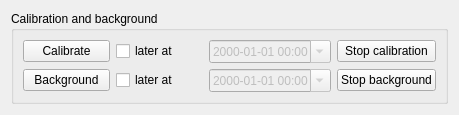
This is ui/c_and_b.ui in anstoradonlab/radon-monitor-gui as Qt 5 draws it before an edit. The edited form follows.
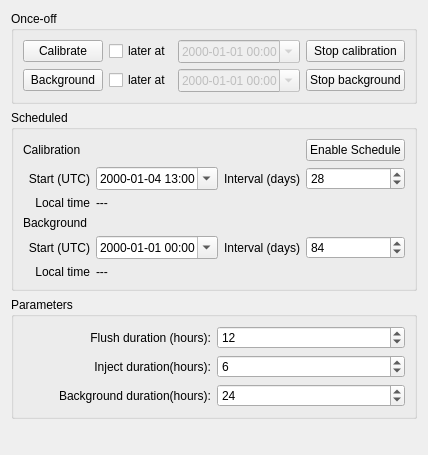
This is the edited form.

Commit message: Add calibration/background schedule

```diff
--- a/ui/c_and_b.ui
+++ b/ui/c_and_b.ui
@@ -6,8 +6,8 @@
    <rect>
     <x>0</x>
     <y>0</y>
-    <width>459</width>
-    <height>114</height>
+    <width>392</width>
+    <height>455</height>
    </rect>
   </property>
   <property name="windowTitle">
@@ -15,35 +15,203 @@
   </property>
   <layout class="QVBoxLayout" name="verticalLayout">
    <item>
-    <widget class="QGroupBox" name="groupBox">
+    <layout class="QVBoxLayout" name="verticalLayout_3">
+     <item>
+      <widget class="QGroupBox" name="groupBox">
+       <property name="title">
+        <string>Once-off</string>
+       </property>
+       <layout class="QGridLayout" name="gridLayout_2">
+        <item row="0" column="1">
+         <widget class="QCheckBox" name="calCheckBox">
+          <property name="text">
+           <string>later at</string>
+          </property>
+         </widget>
+        </item>
+        <item row="0" column="0">
+         <widget class="QPushButton" name="calibrateButton">
+          <property name="text">
+           <string>Calibrate</string>
+          </property>
+         </widget>
+        </item>
+        <item row="1" column="3">
+         <widget class="QPushButton" name="stopBgPushButton">
+          <property name="text">
+           <string>Stop background</string>
+          </property>
+         </widget>
+        </item>
+        <item row="0" column="2">
+         <widget class="QDateTimeEdit" name="calDateTimeEdit">
+          <property name="enabled">
+           <bool>false</bool>
+          </property>
+          <property name="displayFormat">
+           <string>yyyy-MM-dd hh:mm</string>
+          </property>
+          <property name="calendarPopup">
+           <bool>true</bool>
+          </property>
+         </widget>
+        </item>
+        <item row="1" column="1">
+         <widget class="QCheckBox" name="bgCheckBox">
+          <property name="text">
+           <string>later at</string>
+          </property>
+         </widget>
+        </item>
+        <item row="0" column="3">
+         <widget class="QPushButton" name="stopCalPushButton">
+          <property name="text">
+           <string>Stop calibration</string>
+          </property>
+         </widget>
+        </item>
+        <item row="1" column="0">
+         <widget class="QPushButton" name="backgroundButton">
+          <property name="text">
+           <string>Background</string>
+          </property>
+         </widget>
+        </item>
+        <item row="1" column="2">
+         <widget class="QDateTimeEdit" name="bgDateTimeEdit">
+          <property name="enabled">
+           <bool>false</bool>
+          </property>
+          <property name="displayFormat">
+           <string>yyyy-MM-dd hh:mm</string>
+          </property>
+          <property name="calendarPopup">
+           <bool>true</bool>
+          </property>
+         </widget>
+        </item>
+       </layout>
+      </widget>
+     </item>
+    </layout>
+   </item>
+   <item>
+    <widget class="QGroupBox" name="groupBox_2">
      <property name="title">
-      <string>Calibration and background</string>
+      <string>Scheduled</string>
      </property>
-     <layout class="QGridLayout" name="gridLayout_2">
+     <layout class="QGridLayout" name="gridLayout_3">
+      <item row="2" column="1">
+       <widget class="QLabel" name="calLocalTimeLabel">
+        <property name="text">
+         <string>---</string>
+        </property>
+       </widget>
+      </item>
+      <item row="4" column="2">
+       <widget class="QLabel" name="label_9">
+        <property name="text">
+         <string>Interval (days)</string>
+        </property>
+        <property name="alignment">
+         <set>Qt::AlignRight|Qt::AlignTrailing|Qt::AlignVCenter</set>
+        </property>
+       </widget>
+      </item>
+      <item row="4" column="0">
+       <widget class="QLabel" name="label_8">
+        <property name="text">
+         <string>Start (UTC)</string>
+        </property>
+        <property name="alignment">
+         <set>Qt::AlignRight|Qt::AlignTrailing|Qt::AlignVCenter</set>
+        </property>
+       </widget>
+      </item>
+      <item row="1" column="0">
+       <widget class="QLabel" name="label_4">
+        <property name="text">
+         <string>Start (UTC)</string>
+        </property>
+        <property name="alignment">
+         <set>Qt::AlignRight|Qt::AlignTrailing|Qt::AlignVCenter</set>
+        </property>
+       </widget>
+      </item>
+      <item row="1" column="1">
+       <widget class="QDateTimeEdit" name="firstScheduledCalibrationDateTimeEdit">
+        <property name="enabled">
+         <bool>true</bool>
+        </property>
+        <property name="dateTime">
+         <datetime>
+          <hour>13</hour>
+          <minute>0</minute>
+          <second>0</second>
+          <year>2000</year>
+          <month>1</month>
+          <day>4</day>
+         </datetime>
+        </property>
+        <property name="displayFormat">
+         <string>yyyy-MM-dd hh:mm</string>
+        </property>
+        <property name="calendarPopup">
+         <bool>true</bool>
+        </property>
+        <property name="timeSpec">
+         <enum>Qt::UTC</enum>
+        </property>
+       </widget>
+      </item>
+      <item row="5" column="1">
+       <widget class="QLabel" name="bgLocalTimeLabel">
+        <property name="text">
+         <string>---</string>
+        </property>
+       </widget>
+      </item>
+      <item row="0" column="0">
+       <widget class="QLabel" name="label_6">
+        <property name="text">
+         <string>Calibration</string>
+        </property>
+       </widget>
+      </item>
+      <item row="1" column="3">
+       <widget class="QSpinBox" name="calibrationIntervalSpinBox">
+        <property name="minimum">
+         <number>1</number>
+        </property>
+        <property name="value">
+         <number>28</number>
+        </property>
+       </widget>
+      </item>
+      <item row="0" column="3">
+       <widget class="QPushButton" name="enableScheduleButton">
+        <property name="text">
+         <string>Enable Schedule</string>
+        </property>
+        <property name="checkable">
+         <bool>true</bool>
+        </property>
+       </widget>
+      </item>
       <item row="1" column="2">
-       <widget class="QDateTimeEdit" name="bgDateTimeEdit">
-        <property name="enabled">
-         <bool>false</bool>
-        </property>
-        <property name="displayFormat">
-         <string>yyyy-MM-dd hh:mm</string>
-        </property>
-        <property name="calendarPopup">
-         <bool>true</bool>
-        </property>
-       </widget>
-      </item>
-      <item row="0" column="0">
-       <widget class="QPushButton" name="calibrateButton">
+       <widget class="QLabel" name="label_5">
         <property name="text">
-         <string>Calibrate</string>
+         <string>Interval (days)</string>
+        </property>
+        <property name="alignment">
+         <set>Qt::AlignRight|Qt::AlignTrailing|Qt::AlignVCenter</set>
         </property>
        </widget>
       </item>
-      <item row="0" column="2">
-       <widget class="QDateTimeEdit" name="calDateTimeEdit">
+      <item row="4" column="1">
+       <widget class="QDateTimeEdit" name="firstScheduledBackgroundDateTimeEdit">
         <property name="enabled">
-         <bool>false</bool>
+         <bool>true</bool>
         </property>
         <property name="displayFormat">
          <string>yyyy-MM-dd hh:mm</string>
@@ -53,44 +221,165 @@
         </property>
        </widget>
       </item>
-      <item row="1" column="0">
-       <widget class="QPushButton" name="backgroundButton">
+      <item row="3" column="0">
+       <widget class="QLabel" name="label_7">
         <property name="text">
          <string>Background</string>
         </property>
        </widget>
       </item>
+      <item row="4" column="3">
+       <widget class="QSpinBox" name="backgroundIntervalSpinBox">
+        <property name="minimum">
+         <number>2</number>
+        </property>
+        <property name="value">
+         <number>84</number>
+        </property>
+       </widget>
+      </item>
+      <item row="2" column="0">
+       <widget class="QLabel" name="label_10">
+        <property name="text">
+         <string>Local time</string>
+        </property>
+        <property name="alignment">
+         <set>Qt::AlignRight|Qt::AlignTrailing|Qt::AlignVCenter</set>
+        </property>
+       </widget>
+      </item>
+      <item row="5" column="0">
+       <widget class="QLabel" name="label_11">
+        <property name="text">
+         <string>Local time</string>
+        </property>
+        <property name="alignment">
+         <set>Qt::AlignRight|Qt::AlignTrailing|Qt::AlignVCenter</set>
+        </property>
+       </widget>
+      </item>
+     </layout>
+    </widget>
+   </item>
+   <item>
+    <widget class="QGroupBox" name="groupBox_3">
+     <property name="title">
+      <string>Parameters</string>
+     </property>
+     <layout class="QGridLayout" name="gridLayout">
+      <item row="0" column="0">
+       <widget class="QLabel" name="label">
+        <property name="text">
+         <string>Flush duration (hours):</string>
+        </property>
+        <property name="alignment">
+         <set>Qt::AlignRight|Qt::AlignTrailing|Qt::AlignVCenter</set>
+        </property>
+       </widget>
+      </item>
       <item row="0" column="1">
-       <widget class="QCheckBox" name="calCheckBox">
+       <widget class="QSpinBox" name="flushSpinBox">
+        <property name="maximum">
+         <number>48</number>
+        </property>
+        <property name="value">
+         <number>12</number>
+        </property>
+       </widget>
+      </item>
+      <item row="1" column="0">
+       <widget class="QLabel" name="label_2">
         <property name="text">
-         <string>later at</string>
+         <string>Inject duration(hours):</string>
+        </property>
+        <property name="alignment">
+         <set>Qt::AlignRight|Qt::AlignTrailing|Qt::AlignVCenter</set>
         </property>
        </widget>
       </item>
       <item row="1" column="1">
-       <widget class="QCheckBox" name="bgCheckBox">
-        <property name="text">
-         <string>later at</string>
+       <widget class="QSpinBox" name="injectSpinBox">
+        <property name="maximum">
+         <number>48</number>
         </property>
+        <property name="value">
+         <number>6</number>
+        </property>
        </widget>
       </item>
-      <item row="0" column="3">
-       <widget class="QPushButton" name="stopCalPushButton">
+      <item row="2" column="0">
+       <widget class="QLabel" name="label_3">
         <property name="text">
-         <string>Stop calibration</string>
+         <string>Background duration(hours):</string>
         </property>
+        <property name="alignment">
+         <set>Qt::AlignRight|Qt::AlignTrailing|Qt::AlignVCenter</set>
+        </property>
        </widget>
       </item>
-      <item row="1" column="3">
-       <widget class="QPushButton" name="stopBgPushButton">
-        <property name="text">
-         <string>Stop background</string>
+      <item row="2" column="1">
+       <widget class="QSpinBox" name="backgroundSpinBox">
+        <property name="value">
+         <number>24</number>
         </property>
        </widget>
       </item>
      </layout>
     </widget>
    </item>
+   <item>
+    <widget class="QLabel" name="scheduleEngagedLabel">
+     <property name="palette">
+      <palette>
+       <active>
+        <colorrole role="WindowText">
+         <brush brushstyle="SolidPattern">
+          <color alpha="255">
+           <red>170</red>
+           <green>0</green>
+           <blue>0</blue>
+          </color>
+         </brush>
+        </colorrole>
+       </active>
+       <inactive>
+        <colorrole role="WindowText">
+         <brush brushstyle="SolidPattern">
+          <color alpha="255">
+           <red>170</red>
+           <green>0</green>
+           <blue>0</blue>
+          </color>
+         </brush>
+        </colorrole>
+       </inactive>
+       <disabled>
+        <colorrole role="WindowText">
+         <brush brushstyle="SolidPattern">
+          <color alpha="255">
+           <red>120</red>
+           <green>120</green>
+           <blue>120</blue>
+          </color>
+         </brush>
+        </colorrole>
+       </disabled>
+      </palette>
+     </property>
+     <property name="font">
+      <font>
+       <weight>75</weight>
+       <bold>true</bold>
+      </font>
+     </property>
+     <property name="text">
+      <string/>
+     </property>
+     <property name="alignment">
+      <set>Qt::AlignCenter</set>
+     </property>
+    </widget>
+   </item>
   </layout>
  </widget>
  <resources/>
```
Left out of the diff: 3 changed lines with no effect on the pictures. The commit also changes 5 other files.
